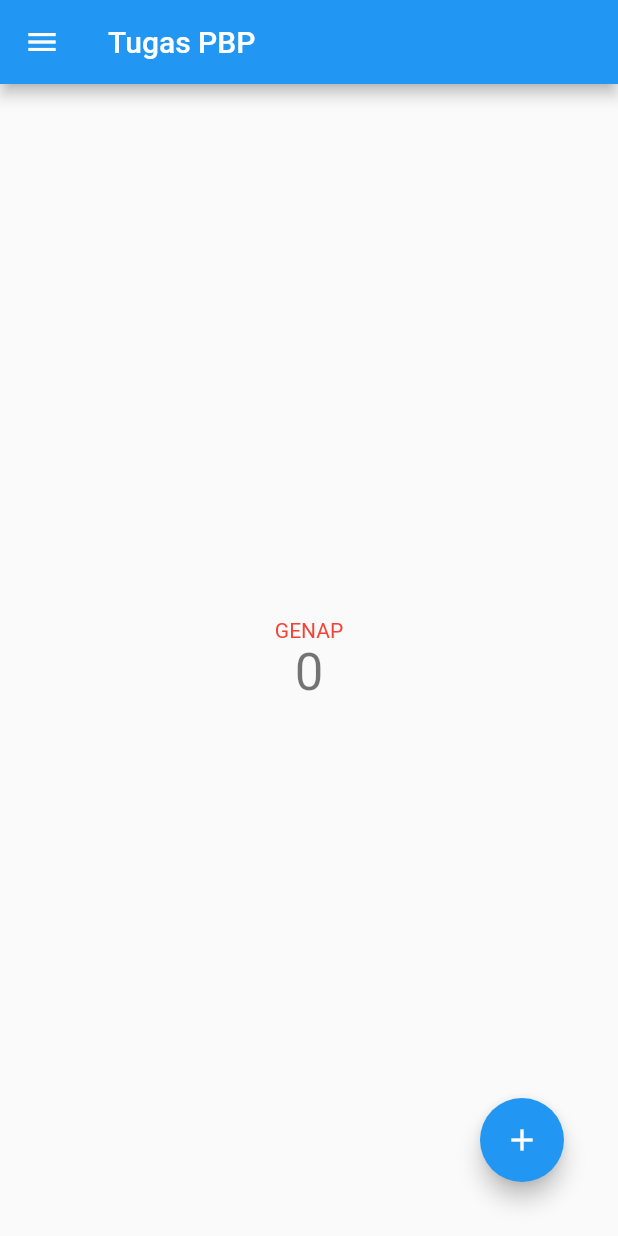
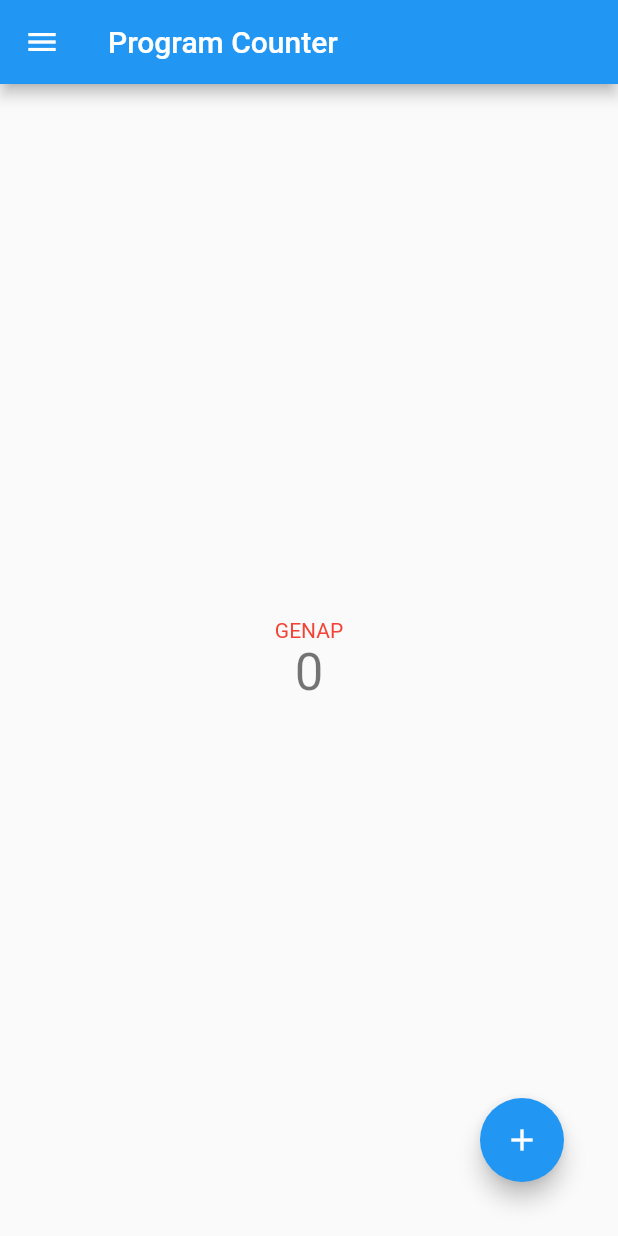
Before and after one commit to fauziahpf/pbp-flutter-lab, a Flutter app: the screen it shows after launch, on a phone screen of 412 x 824 dp. Run offline on Flutter 3.47's test engine with Material 2 defaults, Android fonts, the phone set to English and light mode, and no system bars.

Commit message:
Edit main page and README.md

```diff
--- a/lib/main.dart
+++ b/lib/main.dart
@@ -44,7 +44,7 @@ class MyHomePage extends StatefulWidget {
   // used by the build method of the State. Fields in a Widget subclass are
   // always marked "final".
 
-  final String title = 'Tugas PBP';
+  final String title = 'Program Counter';
 
   @override
   State<MyHomePage> createState() => _MyHomePageState();
```
Also changed, not shown: 1 other file.
